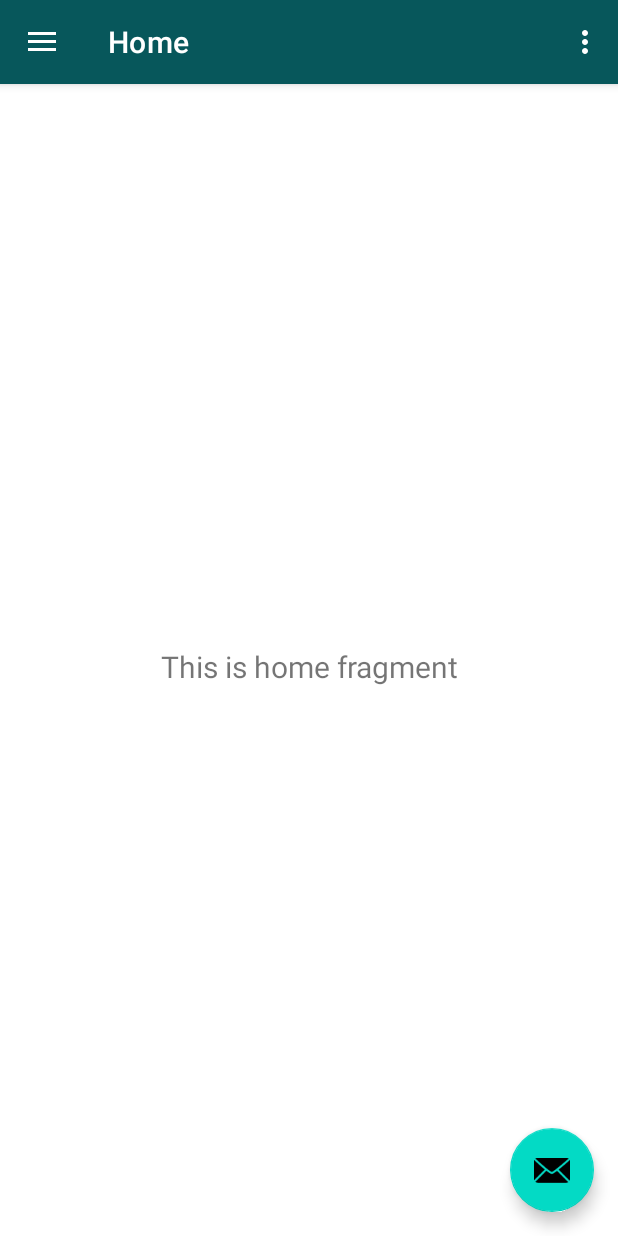
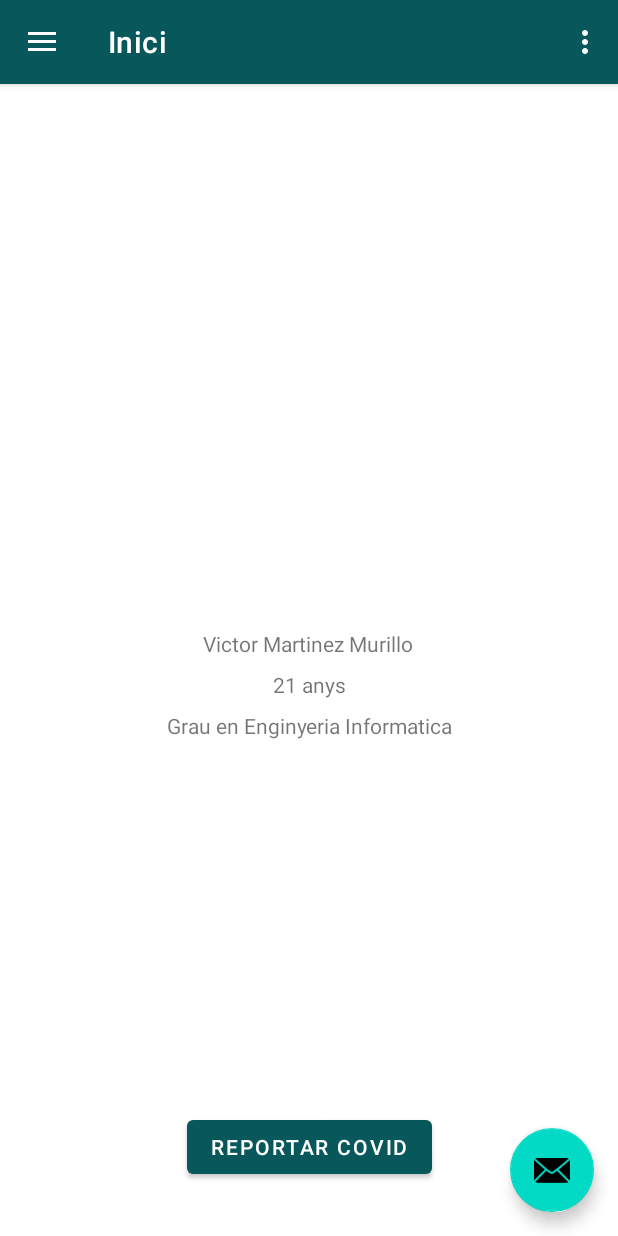
Before and after one commit to Porkins4/PES_Gescov_APP, an Android app: the NavigationMenu screen opened directly, with no data from a screen before it, on a phone screen of 412 x 824 dp. Run offline under Robolectric (Android 15) with nearby library versions, the phone set to English and light mode, and no system bars; our stand-ins replace navigation-ui.

Commit message:
Version anas con el menu

```diff
--- a/app/src/main/AndroidManifest.xml
+++ b/app/src/main/AndroidManifest.xml
@@ -23,5 +23,6 @@
             </intent-filter>
         </activity>
     </application>
-
+    <uses-permission android:name="android.permission.INTERNET"></uses-permission>
+    <uses-permission android:name="android.permission.ACCESS_NETWORK_STATE"></uses-permission>
 </manifest>
--- a/app/src/main/java/com/example/gescov/navigation/NavigationMenu.java
+++ b/app/src/main/java/com/example/gescov/navigation/NavigationMenu.java
@@ -40,7 +40,7 @@ public class NavigationMenu extends AppCompatActivity {
         // Passing each menu ID as a set of Ids because each
         // menu should be considered as top level destinations.
         mAppBarConfiguration = new AppBarConfiguration.Builder(
-                R.id.nav_home, R.id.nav_gallery, R.id.nav_slideshow, R.id.blankFragment, R.id.blankFragment2, R.id.blankFragment3)
+                R.id.nav_home, R.id.nav_gallery, R.id.nav_slideshow, R.id.blankFragment, R.id.ContagionList, R.id.blankFragment3)
                 .setDrawerLayout(drawer)
                 .build();
         NavController navController = Navigation.findNavController(this, R.id.nav_host_fragment);
--- a/app/src/main/java/com/example/gescov/navigation/ui/home/HomeFragment.java
+++ b/app/src/main/java/com/example/gescov/navigation/ui/home/HomeFragment.java
@@ -23,13 +23,13 @@ public class HomeFragment extends Fragment {
         homeViewModel =
                 new ViewModelProvider(this).get(HomeViewModel.class);
         View root = inflater.inflate(R.layout.fragment_home, container, false);
-        final TextView textView = root.findViewById(R.id.text_home);
+        /*final TextView textView = root.findViewById(R.id.text_home);
         homeViewModel.getText().observe(getViewLifecycleOwner(), new Observer<String>() {
             @Override
             public void onChanged(@Nullable String s) {
                 textView.setText(s);
             }
-        });
+        });*/
         return root;
     }
 }
--- a/app/src/main/res/layout/fragment_home.xml
+++ b/app/src/main/res/layout/fragment_home.xml
@@ -6,17 +6,48 @@
     android:layout_height="match_parent"
     tools:context=".navigation.ui.home.HomeFragment">
 
-    <TextView
-        android:id="@+id/text_home"
-        android:layout_width="match_parent"
+    <Button
+        android:id="@+id/button2"
+        android:layout_width="wrap_content"
         android:layout_height="wrap_content"
-        android:layout_marginStart="8dp"
-        android:layout_marginTop="8dp"
-        android:layout_marginEnd="8dp"
-        android:textAlignment="center"
-        android:textSize="20sp"
+        android:layout_marginBottom="35dp"
+        android:text="Reportar Covid"
         app:layout_constraintBottom_toBottomOf="parent"
         app:layout_constraintEnd_toEndOf="parent"
+        app:layout_constraintStart_toStartOf="parent" />
+
+    <TextView
+        android:id="@+id/textView7"
+        android:layout_width="wrap_content"
+        android:layout_height="wrap_content"
+        android:text="Victor Martinez Murillo"
+        app:layout_constraintBottom_toTopOf="@+id/button2"
+        app:layout_constraintEnd_toEndOf="parent"
+        app:layout_constraintHorizontal_bias="0.498"
         app:layout_constraintStart_toStartOf="parent"
-        app:layout_constraintTop_toTopOf="parent" />
+        app:layout_constraintTop_toTopOf="parent"
+        app:layout_constraintVertical_bias="0.546" />
+
+    <TextView
+        android:id="@+id/textView9"
+        android:layout_width="wrap_content"
+        android:layout_height="wrap_content"
+        android:layout_marginTop="8dp"
+        android:text="Grau en Enginyeria Informatica"
+        app:layout_constraintEnd_toEndOf="parent"
+        app:layout_constraintHorizontal_bias="0.502"
+        app:layout_constraintStart_toStartOf="parent"
+        app:layout_constraintTop_toBottomOf="@+id/textView8" />
+
+    <TextView
+        android:id="@+id/textView8"
+        android:layout_width="wrap_content"
+        android:layout_height="wrap_content"
+        android:layout_marginTop="8dp"
+        android:text="21 anys"
+        app:layout_constraintEnd_toEndOf="parent"
+        app:layout_constraintHorizontal_bias="0.501"
+        app:layout_constraintStart_toStartOf="parent"
+        app:layout_constraintTop_toBottomOf="@+id/textView7" />
+
 </androidx.constraintlayout.widget.ConstraintLayout>
--- a/app/src/main/res/menu/activity_main_drawer.xml
+++ b/app/src/main/res/menu/activity_main_drawer.xml
@@ -21,9 +21,9 @@
             android:icon="@drawable/ic_menu_slideshow"
             android:title="@string/menu_slideshow" />
         <item
-            android:id="@+id/blankFragment2"
+            android:id="@+id/ContagionList"
             android:icon="@drawable/ic_menu_slideshow"
-            android:title="@string/menu_slideshow" />
+            android:title="@string/contagion_list" />
         <item
             android:id="@+id/blankFragment3"
             android:icon="@drawable/ic_menu_slideshow"
--- a/app/src/main/res/navigation/mobile_navigation.xml
+++ b/app/src/main/res/navigation/mobile_navigation.xml
@@ -28,10 +28,10 @@
         android:label="fragment_blank"
         tools:layout="@layout/fragment_blank" />
     <fragment
-        android:id="@+id/blankFragment2"
-        android:name="com.example.gescov.BlankFragment2"
+        android:id="@+id/ContagionList"
+        android:name="com.example.gescov.PresentationLayer.ContagionList.ContagionListFragment"
         android:label="fragment_blank2"
-        tools:layout="@layout/fragment_blank2" />
+        tools:layout="@layout/contagionlist" />
     <fragment
         android:id="@+id/blankFragment3"
         android:name="com.example.gescov.BlankFragment3"
--- a/app/src/main/res/values/strings.xml
+++ b/app/src/main/res/values/strings.xml
@@ -20,9 +20,10 @@
     <string name="nav_header_desc">Navigation header</string>
     <string name="action_settings">Settings</string>
 
-    <string name="menu_home">Home</string>
+    <string name="menu_home">Inici</string>
     <string name="menu_gallery">Gallery</string>
     <string name="menu_slideshow">Slideshow</string>
     <!-- TODO: Remove or change this placeholder text -->
     <string name="hello_blank_fragment">Hello blank fragment</string>
+    <string name="contagion_list">"Llista de contagis "</string>
 </resources>
```
Also changed, not shown: app/src/main/java/com/example/gescov/BlankFragment2.java (deleted, +0 -64 lines), app/src/main/java/com/example/gescov/PresentationLayer/ContagionList/ContagionListFragment.java (added, +116 -0 lines), app/src/main/res/layout/contagionlist.xml (added, +115 -0 lines), app/src/main/res/layout/fragment_blank2.xml (deleted, +0 -14 lines).
